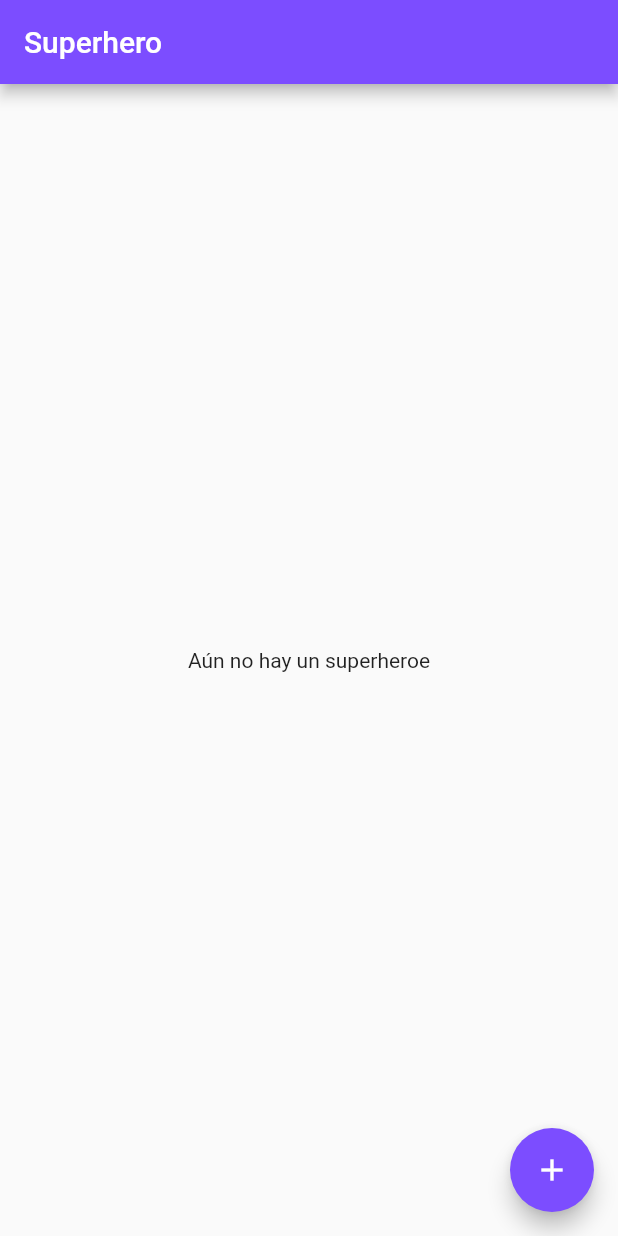
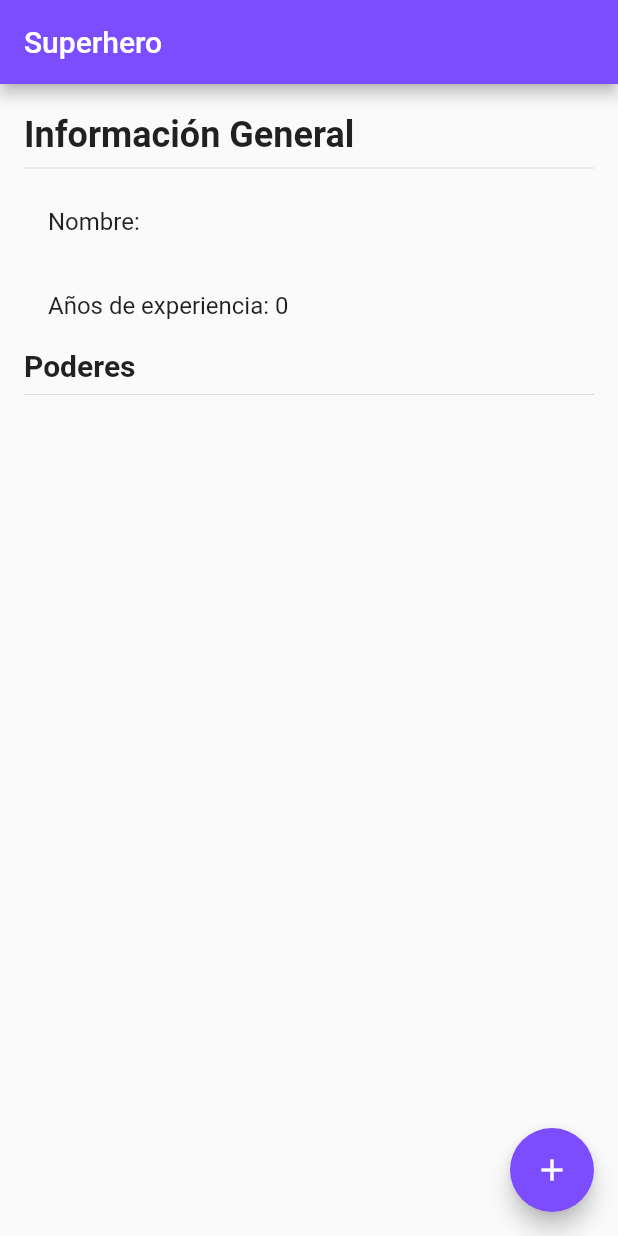
Before and after one commit to mburgos012576/flutter_codigo3_state, a Flutter app: the screen it shows after launch, on a phone screen of 412 x 824 dp. Run offline on Flutter 3.47's test engine with Material 2 defaults, Android fonts, the phone set to English and light mode, and no system bars.

Commit message:
provider service 1

```diff
--- a/lib/pages/info_superhero_page.dart
+++ b/lib/pages/info_superhero_page.dart
@@ -1,11 +1,13 @@
 import 'package:flutter/material.dart';
-import 'package:flutter_codigo3_state/model/super_hero_model.dart';
 import 'package:flutter_codigo3_state/pages/register_superhero_page.dart';
 import 'package:flutter_codigo3_state/services/superheroe_services.dart';
+import 'package:provider/provider.dart';
 
 class InfoSuperheroPage extends StatelessWidget {
   @override
   Widget build(BuildContext context) {
+    final superheroe = Provider.of<SuperheroService>(context);
+
     return Scaffold(
       appBar: AppBar(
         title: Text("Superhero"),
@@ -13,74 +15,39 @@ class InfoSuperheroPage extends StatelessWidget {
       ),
       floatingActionButton: FloatingActionButton(
         onPressed: () {
-          Navigator.push(
-            context,
-            MaterialPageRoute(
-              builder: (context) => RegisterSuperheroPage(),
-            ),
-          );
+          Navigator.push(context, MaterialPageRoute(builder: (context)=>RegisterSuperheroPage()));
         },
         backgroundColor: Colors.deepPurpleAccent,
         child: Icon(Icons.add),
       ),
-      body: StreamBuilder(
-        stream: superheroeService.superheroeStream,
-        builder: (BuildContext context, AsyncSnapshot snap) {
-          if (snap.hasData) {
-            Superheroe superheroe = snap.data;
-            return infoSuperheroeWidget(
-              superheroe: superheroe,
-            );
-          }
-          return Center(
-            child: Text("Aún no hay un superheroe"),
-          );
-        },
-      ),
-    );
-  }
-}
-
-class infoSuperheroeWidget extends StatelessWidget {
-  Superheroe superheroe;
-  infoSuperheroeWidget({required this.superheroe});
-
-  @override
-  Widget build(BuildContext context) {
-    return SingleChildScrollView(
+      body: SingleChildScrollView(
         child: Padding(
-        padding: EdgeInsets.symmetric(horizontal: 16, vertical: 20),
+          padding: EdgeInsets.symmetric(horizontal: 16, vertical: 20.0),
           child: Column(
             crossAxisAlignment: CrossAxisAlignment.start,
             children: [
               Text(
                 "Información General",
+                style: TextStyle(fontSize: 24.0, fontWeight: FontWeight.bold),
+              ),
+              Divider(),
+              ListTile(
+                title: Text("Nombre: ${superheroe.superheroe.name}"),
+              ),
+              ListTile(
+                title: Text("Años de experiencia: ${superheroe.superheroe.experience}"),
+              ),
+              Text(
+                "Poderes",
                 style: TextStyle(
-                fontSize: 24.0,
                     fontWeight: FontWeight.bold,
+                    fontSize: 20.0
                 ),
               ),
               Divider(),
-            ListTile(
-              title: Text('Nombre : ${superheroe.name}'),
+              ...superheroe.superheroe.powers.map((e) => Text(e),),
+            ],
           ),
-            ListTile(
-              title: Text('Años de experiencia : ${superheroe.experience}'),
-            ),
-            Text(
-              'Poderes',
-              style: TextStyle(
-                fontWeight: FontWeight.bold,
-                fontSize: 20.0,
-              ),
-            ),
-            Divider(),
-            ...superheroe.powers.map(   //nuevo metodo para recorrer una lista
-              (e) => ListTile(
-                title: Text(e),
-              ),
-            ),
-          ],
         ),
       ),
     );
--- a/lib/services/superheroe_services.dart
+++ b/lib/services/superheroe_services.dart
@@ -3,7 +3,7 @@ import 'package:flutter_codigo3_state/model/super_hero_model.dart';
 
 class SuperheroService with ChangeNotifier{
 
-  Superheroe? _superheroe;
+  Superheroe? _superheroe = Superheroe(name: "", experience: 0, powers: []);
 
   Superheroe get superheroe => this._superheroe!;
 
@@ -12,4 +12,6 @@ class SuperheroService with ChangeNotifier{
     notifyListeners();
   }
 
+  bool get superheroeExist => _superheroe != null;
+
 }
```
Also changed, not shown: lib/pages/register_superhero_page.dart (+13 -24 lines). Lines whose indentation alone changed are shown as unchanged.
